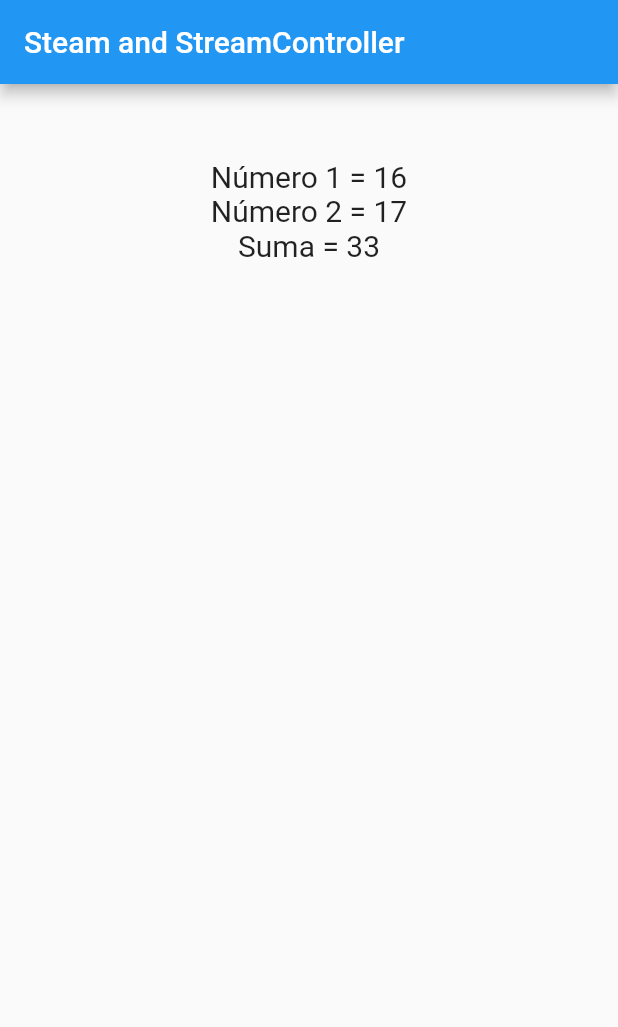
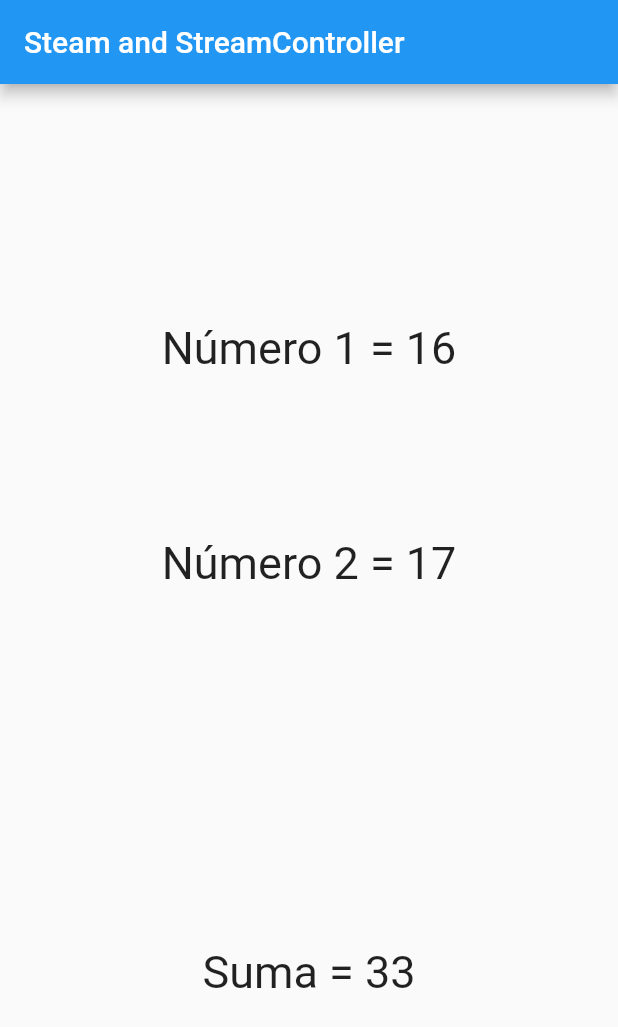
Before and after one commit to Alejandra11r/excersise_stream, a Flutter app: the screen it shows after launch, on a phone screen of 412 x 824 dp. Shown: the top 1027 px of the screen. Run offline on Flutter 3.47's test engine with Material 2 defaults, Android fonts, the phone set to English and light mode, and no system bars.

Commit message:
Se agrega condicional de aumento al valor B

```diff
--- a/lib/bloc/stream_bloc.dart
+++ b/lib/bloc/stream_bloc.dart
@@ -28,8 +28,10 @@ class StreamBloc {
       b += clock.tick;
       _myStreamA.sink.add(a);
       valueA = a;
-      _myStreamB.sink.add(b);
-      valueB = b;
+      if (clock.tick%5 == 0) {
+        _myStreamB.sink.add(b);
+        valueB = b;
+      }
       _myStreamSum.sink.add(sum(valueA, valueB));
     });
   }
--- a/lib/ui/home.dart
+++ b/lib/ui/home.dart
@@ -10,12 +10,13 @@ class Home extends StatelessWidget {
 
   @override
   Widget build(BuildContext context) {
-    const style = TextStyle(fontSize: 20);
+    const style = TextStyle(fontSize: 30);
     return Scaffold(
       body: Padding(
         padding: const EdgeInsets.all(50),
         child: Center(
           child: Column(
+            mainAxisAlignment: MainAxisAlignment.spaceEvenly,
             children: [
               StreamBuilder(
                 stream: valueAStream,
@@ -32,6 +33,9 @@ class Home extends StatelessWidget {
                   return Text("Número 2 = ${snapshot.data ?? 0}", style: style,);
                 },
               ),
+              SizedBox(
+                height: 20,
+              ),
               StreamBuilder(
                 stream: sumStream,
                 builder: (context, AsyncSnapshot<int> snapshot){
```
